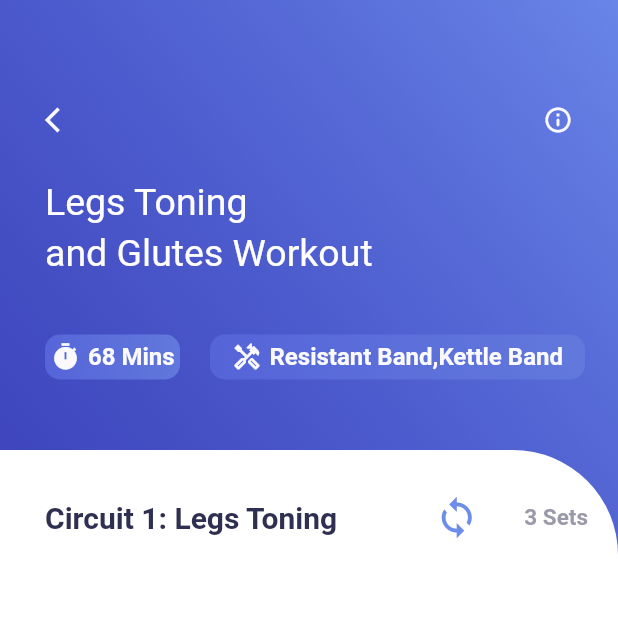
After one commit to virginiah894/Training_App, a Flutter app: the screen it shows after launch, after a tap on the "arrow forward" icon, on a phone screen of 412 x 824 dp, the top half of it. The commit adds this screen. Run offline on Flutter 3.47's test engine with Material 2 defaults, Android fonts, the phone set to English and light mode, and no system bars; our stand-ins replace get.

Commit message:
Add video pages and navigation

```diff
--- a/lib/home_page.dart
+++ b/lib/home_page.dart
@@ -1,10 +1,12 @@
-
 
 import 'dart:convert';
 
 import 'package:flutter/material.dart';
 import 'package:flutter/cupertino.dart';
+import 'package:training_ui/video_info.dart';
 import 'colors.dart' as color;
+import 'package:get/get.dart';
+
 
 
 class HomePage extends StatefulWidget {
@@ -91,10 +93,15 @@ class _HomePageState extends State<HomePage> {
                   ),
                 ),
                 SizedBox(width: 5,),
-                Icon(
+                InkWell(
+                  onTap:() {
+                    Get.to(() => VideoInfo());
+                  },
+                  child: Icon(
                     Icons.arrow_forward,
                     size:20,
                     color: color.AppColor.homePageIcons,
+                  ),
                 ),
               ],
 
@@ -322,14 +329,22 @@ class _HomePageState extends State<HomePage> {
 
 
             ),
-            Expanded(child:ListView.builder(
-              itemCount: info.length,
+            Expanded(child:OverflowBox(
+              maxWidth: MediaQuery.of(context).size.width,
+              child: MediaQuery.removePadding(
+                removeTop: true,
+                context: context,
+                child: ListView.builder(
+                  itemCount: (info.length.toDouble()/2).toInt(), //returns 2
                     itemBuilder: (_, i){
+                    int a = 2*i; //return 0
+                    int b = 2*i+1;//returns 1
                       return Row(
                         children: [
                           Container(
-                        width: 200,
+                            width: (MediaQuery.of(context).size.width-90)/2,
                             height:170,
+                            margin:EdgeInsets.only(left: 30,bottom: 15 ,top:15),
                             padding: EdgeInsets.only(
                               bottom: 5,
                             ),
@@ -338,8 +353,8 @@ class _HomePageState extends State<HomePage> {
                               borderRadius: BorderRadius.circular(15),
                               image: DecorationImage(
                                 image: AssetImage(
-                              info[i]['img']
-                            )
+                                  info[a]["img"]
+                                ),
                               ),
                               boxShadow: [
                                 BoxShadow(
@@ -363,7 +378,54 @@ class _HomePageState extends State<HomePage> {
                               child:Align(
                                 alignment:Alignment.bottomCenter ,
                                 child: Text(
-                              info[i]["title"],
+                                  info[a]["title"],
+                                  style: TextStyle(
+                                    fontSize: 20,
+                                    color: color.AppColor.homePageDetail,
+                                  ),
+                                ),
+                              )
+                            ),
+                          ),
+                          Container(
+                            width: (MediaQuery.of(context).size.width-90)/2,
+                            height:170,
+                            margin:EdgeInsets.only(left: 30,bottom: 15 ,top:15),
+
+                            padding: EdgeInsets.only(
+                              bottom: 5,
+                            ),
+                            decoration: BoxDecoration(
+                                color: Colors.white,
+                                borderRadius: BorderRadius.circular(15),
+                                image: DecorationImage(
+                                  image: AssetImage(
+                                      info[b]["img"]
+                                  ),
+                                ),
+                                boxShadow: [
+                                  BoxShadow(
+                                    blurRadius: 3,
+                                    offset: Offset(5,5),
+                                    color:color.AppColor.gradientSecond.withOpacity(0.1),
+
+
+                                  ),
+                                  BoxShadow(
+                                    blurRadius: 3,
+                                    offset: Offset(-5,-5),
+                                    color:color.AppColor.gradientSecond.withOpacity(0.1),
+
+
+                                  )
+                                ]
+
+                            ),
+                            child: Center(
+                                child:Align(
+                                  alignment:Alignment.bottomCenter ,
+                                  child: Text(
+                                    info[b]["title"],
                                     style: TextStyle(
                                       fontSize: 20,
                                       color: color.AppColor.homePageDetail,
@@ -376,6 +438,8 @@ class _HomePageState extends State<HomePage> {
                         ],
                       );
                     },
+                ),
+              ),
             ))
 
           ],
--- a/lib/main.dart
+++ b/lib/main.dart
@@ -1,4 +1,6 @@
 import 'package:flutter/material.dart';
+import 'package:training_ui/video_info.dart';
+import 'package:get/get.dart';
 
 import 'home_page.dart';
 
@@ -12,7 +14,7 @@ class MyApp extends StatelessWidget {
   // This widget is the root of your application.
   @override
   Widget build(BuildContext context) {
-    return MaterialApp(
+    return GetMaterialApp(
       title: 'Flutter Demo',
       theme: ThemeData(
         // This is the theme of your application.
--- /dev/null
+++ b/lib/video_info.dart
@@ -0,0 +1,242 @@
+import 'dart:convert';
+
+import 'package:flutter/cupertino.dart';
+import 'package:flutter/material.dart';
+import 'package:get/get_core/src/get_main.dart';
+import 'package:get/get.dart';
+import 'colors.dart' as color;
+import 'home_page.dart';
+
+class VideoInfo extends StatefulWidget {
+  const VideoInfo({Key? key}) : super(key: key);
+
+  @override
+  _VideoInfoState createState() => _VideoInfoState();
+}
+
+class _VideoInfoState extends State<VideoInfo> {
+
+  List info =[];
+  _initData(){
+    DefaultAssetBundle.of(context).loadString('json/videoinfo.json').then((value){
+      info = json.decode(value);
+    });
+
+  }
+
+  @override
+  void initState(){
+    super.initState();
+    _initData();
+  }
+
+  @override
+  Widget build(BuildContext context) {
+    return Scaffold(
+        body: Container(
+      decoration: BoxDecoration(
+        gradient: LinearGradient(
+          colors: [
+            color.AppColor.gradientFirst.withOpacity(0.8),
+            color.AppColor.gradientSecond,
+          ],
+              begin: const FractionalOffset(0.0, 0.4),
+        end: Alignment.topRight,
+        )
+      ),
+          child: Column(
+            children: [
+              Container(
+                padding: const EdgeInsets.only(top:70,left:30,right:30 ),
+                width: MediaQuery.of(context).size.width,
+                height:300,
+                child:Column(
+                  crossAxisAlignment: CrossAxisAlignment.start,
+                  children: [
+                    Row(
+                      children: [
+                        InkWell(
+                          onTap:() {
+                            // Get.to(()=> HomePage());
+                            Get.back();
+
+        },
+                          child: Icon(
+                            Icons.arrow_back_ios,
+                            size: 20,
+                            color: color.AppColor.secondPageIconColor,
+
+                          ),
+                        ),
+                        Expanded(child:Container()),
+                        Icon(
+                          Icons.info_outline_rounded,
+                          size: 20,
+                          color: color.AppColor.secondPageIconColor,
+
+                        ),
+                      ],
+                    ),
+                    SizedBox(height: 30,),
+                      Text('Legs Toning',
+                        style: TextStyle(
+                            fontSize: 25,
+                            color: color.AppColor.secondPageTitleColor
+                        ),),
+                      SizedBox(height: 5,),
+                      Text('and Glutes Workout',
+                        style: TextStyle(
+                            fontSize: 25,
+                            color: color.AppColor.secondPageTitleColor
+                        ),),
+                    SizedBox(height: 40,),
+                    Row(
+                      children: [
+                        Container(
+                          height: 30,
+                          width: 90,
+                          decoration: BoxDecoration(
+                            borderRadius: BorderRadius.circular(10),
+                            gradient: LinearGradient(
+                              colors:[
+                                color.AppColor.secondPageContainerGradient1stColor,
+                                color.AppColor.secondPageContainerGradient2ndColor,
+                              ],
+                              begin: Alignment.bottomLeft,
+                              end:Alignment.topRight,
+
+
+                            ),
+                          ),
+                          child:Row(
+                            mainAxisAlignment: MainAxisAlignment.center,
+                            children: [
+                              Icon(
+                                Icons.timer,
+                                size:20,
+                                color: color.AppColor.secondPageIconColor,
+                              ),
+                              SizedBox(width: 5,),
+                              Text(
+                                '68 Mins',
+                                style: TextStyle(
+                                  fontSize: 16,
+                                  fontWeight: FontWeight.bold,
+                                  color:color.AppColor.secondPageIconColor,
+                                ),
+                              )
+                            ],
+                          ) ,
+
+                        ),
+                        SizedBox(width: 20,),
+                        Container(
+                          height: 30,
+                          width: 250,
+                          decoration: BoxDecoration(
+                            borderRadius: BorderRadius.circular(10),
+                            gradient: LinearGradient(
+                              colors:[
+                                color.AppColor.secondPageContainerGradient1stColor,
+                                color.AppColor.secondPageContainerGradient2ndColor,
+                              ],
+                              begin: Alignment.bottomLeft,
+                              end:Alignment.topRight,
+
+
+                            ),
+                          ),
+                          child:Row(
+                            mainAxisAlignment: MainAxisAlignment.center,
+                            children: [
+                              Icon(
+                                Icons.handyman_outlined,
+                                size:20,
+                                color: color.AppColor.secondPageIconColor,
+                              ),
+                              SizedBox(width: 5,),
+                              Text(
+                                'Resistant Band,Kettle Band',
+                                style: TextStyle(
+                                  fontSize: 16,
+                                  fontWeight: FontWeight.bold,
+                                  color:color.AppColor.secondPageIconColor,
+                                ),
+                              )
+                            ],
+                          ) ,
+
+                        ),
+                      ],
+
+
+                    ),
+
+
+
+
+                  ],
+
+                ),
+              ),
+              Expanded(
+                child: Container(
+                  decoration: BoxDecoration(
+                    color: Colors.white,
+                    borderRadius: BorderRadius.only(
+                      topRight: Radius.circular(70)
+                    )
+                  ),
+                  child: Column(
+                    children: [
+                      SizedBox(height: 30,),
+                      Row(
+
+                        children: [
+                          SizedBox(width: 30,),
+                          Text(
+                            'Circuit 1: Legs Toning',
+                            style: TextStyle(
+                              fontWeight: FontWeight.bold,
+                                  fontSize: 20,
+                              color: color.AppColor.circuitsColor,
+
+                            ),
+                          ),
+                          Expanded(child: Container()),
+                          Row(
+                            children: [
+                              Icon(
+                                Icons.loop,size: 30,
+                                color: color.AppColor.loopColor,
+                              ),
+                              SizedBox(width: 30,),
+                              Text(
+                                '3 Sets',
+                                style: TextStyle(
+                                  fontWeight: FontWeight.bold,
+                                  fontSize: 15,
+                                  color: color.AppColor.setsColor,
+
+                                ),
+                              ),
+                            ],
+
+                          ),
+                          SizedBox(width: 20,),
+
+                        ],
+
+                      ),
+
+                    ],
+                  ),
+                ),
+
+              ),
+            ],
+
+          ),
+    ));
+  }
+}
--- a/pubspec.yaml
+++ b/pubspec.yaml
@@ -34,6 +34,7 @@ dependencies:
   # The following adds the Cupertino Icons font to your application.
   # Use with the CupertinoIcons class for iOS style icons.
   cupertino_icons: ^1.0.2
+  get:
 
 dev_dependencies:
   flutter_test:
@@ -61,7 +62,12 @@ flutter:
   assets:
      - assets/card.jpg
      - assets/figure.png
+     - assets/ex1.png
+     - assets/ex2.png
+     - assets/ex3.png
+     - assets/ex4.png
      - json/info.json
+     - json/videoinfo.json
 
 
   # An image asset can refer to one or more resolution-specific "variants", see
```
Also changed, not shown: pubspec.lock. Lines whose indentation alone changed are shown as unchanged.
